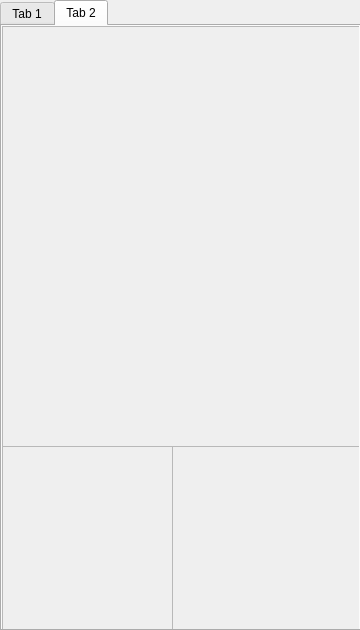
Qt form WDSkin.ui (r00terAF18/redditWDSim) before a commit.
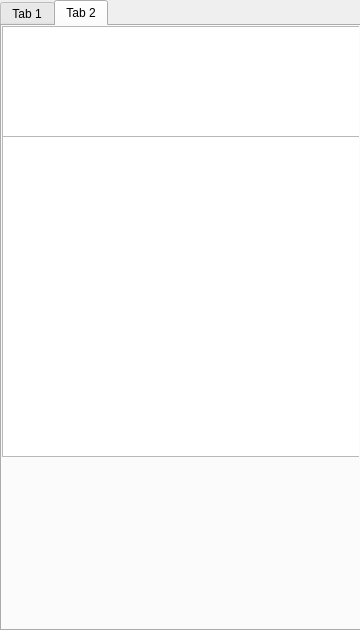
The same form after that commit. The open tabs and pages were chosen to show the change. Icons and pictures are not drawn.

Commit message: logo now shows up in gui

What changed in the file:
```diff
--- a/WDSkin.ui
+++ b/WDSkin.ui
@@ -311,74 +311,32 @@
      <attribute name="title">
       <string>Tab 2</string>
      </attribute>
-     <widget class="QScrollArea" name="mainScroll">
+     <widget class="QTextEdit" name="logoarea">
       <property name="geometry">
        <rect>
         <x>0</x>
         <y>0</y>
         <width>361</width>
-        <height>421</height>
+        <height>111</height>
        </rect>
       </property>
-      <property name="widgetResizable">
-       <bool>true</bool>
+      <property name="font">
+       <font>
+        <family>Source Code Pro</family>
+        <pointsize>5</pointsize>
+        <kerning>false</kerning>
+       </font>
       </property>
-      <widget class="QWidget" name="scrollAreaWidgetContents">
-       <property name="geometry">
-        <rect>
-         <x>0</x>
-         <y>0</y>
-         <width>359</width>
-         <height>419</height>
-        </rect>
-       </property>
-      </widget>
      </widget>
-     <widget class="QScrollArea" name="scroll_1">
+     <widget class="QTextEdit" name="mainText">
       <property name="geometry">
        <rect>
         <x>0</x>
-        <y>420</y>
-        <width>171</width>
-        <height>191</height>
+        <y>110</y>
+        <width>361</width>
+        <height>321</height>
        </rect>
       </property>
-      <property name="widgetResizable">
-       <bool>true</bool>
-      </property>
-      <widget class="QWidget" name="scrollAreaWidgetContents_2">
-       <property name="geometry">
-        <rect>
-         <x>0</x>
-         <y>0</y>
-         <width>169</width>
-         <height>189</height>
-        </rect>
-       </property>
-      </widget>
-     </widget>
-     <widget class="QScrollArea" name="scroll_2">
-      <property name="geometry">
-       <rect>
-        <x>170</x>
-        <y>420</y>
-        <width>191</width>
-        <height>191</height>
-       </rect>
-      </property>
-      <property name="widgetResizable">
-       <bool>true</bool>
-      </property>
-      <widget class="QWidget" name="scrollAreaWidgetContents_3">
-       <property name="geometry">
-        <rect>
-         <x>0</x>
-         <y>0</y>
-         <width>189</width>
-         <height>189</height>
-        </rect>
-       </property>
-      </widget>
      </widget>
     </widget>
    </widget>
```
